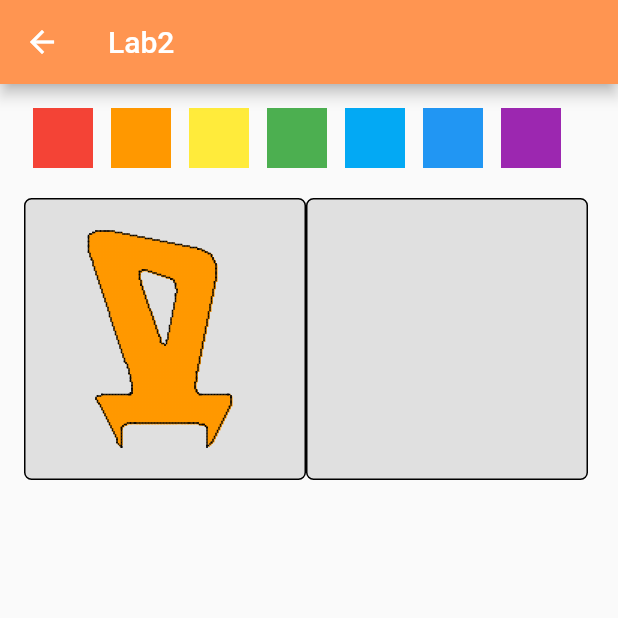
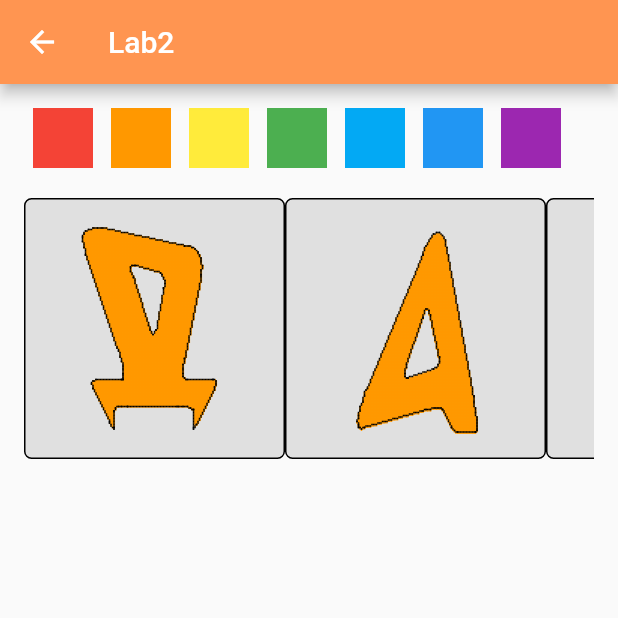
Before and after one commit to Grifon333/computer_graphics, a Flutter app: the Lab2Widget screen opened by its route, on a phone screen of 412 x 824 dp, the top half of it. Run offline on Flutter 3.47's test engine with Material 2 defaults, Android fonts, the phone set to English and light mode, and no system bars.

Commit message:
lab2: add some letters from alphabet

```diff
--- /dev/null
+++ b/lib/ui/elements/alphabet.dart
@@ -0,0 +1,107 @@
+import 'package:flutter/material.dart';
+import 'package:graphics/ui/elements/custom_symbol_painter.dart';
+
+class Alphabet {
+  CustomPainter d(Color color) {
+    List<Offset> outPoints = [
+      const Offset(0.2, 0.1),
+      const Offset(0.7, 0.2),
+      const Offset(0.6, 0.7),
+      const Offset(0.75, 0.7),
+      const Offset(0.65, 0.9),
+      const Offset(0.65, 0.8),
+      const Offset(0.35, 0.8),
+      const Offset(0.35, 0.9),
+      const Offset(0.25, 0.7),
+      const Offset(0.4, 0.7),
+    ];
+
+    List<Offset> innerPoints = [
+      const Offset(0.4, 0.25),
+      const Offset(0.55, 0.3),
+      const Offset(0.5, 0.55),
+    ];
+
+    return CustomSymbolPainter(
+      color: color,
+      outerPointsList: outPoints,
+      innerPointsList: innerPoints,
+      startColorFill: const Offset(0.3, 0.3),
+    );
+  }
+
+  CustomPainter a(Color color) {
+    List<Offset> outPoints = [
+      const Offset(0.6, 0.05),
+      const Offset(0.75, 0.9),
+      const Offset(0.65, 0.9),
+      const Offset(0.6, 0.8),
+      const Offset(0.25, 0.9),
+    ];
+
+    List<Offset> innerPoints = [
+      const Offset(0.55, 0.4),
+      const Offset(0.6, 0.65),
+      const Offset(0.45, 0.7),
+    ];
+
+    return CustomSymbolPainter(
+      color: color,
+      outerPointsList: outPoints,
+      innerPointsList: innerPoints,
+      startColorFill: const Offset(0.5, 0.7),
+    );
+  }
+
+  CustomPainter n(Color color) {
+    List<Offset> outPoints = [
+      const Offset(0.2, 0.1),
+      const Offset(0.4, 0.1),
+      const Offset(0.4, 0.35),
+      const Offset(0.6, 0.35),
+      const Offset(0.6, 0.1),
+      const Offset(0.8, 0.1),
+      const Offset(0.7, 0.9),
+      const Offset(0.6, 0.9),
+      const Offset(0.6, 0.5),
+      const Offset(0.4, 0.5),
+      const Offset(0.4, 0.9),
+      const Offset(0.3, 0.9),
+    ];
+
+    return CustomSymbolPainter(
+      color: color,
+      outerPointsList: outPoints,
+      // innerPointsList: innerPoints,
+      startColorFill: const Offset(0.3, 0.3),
+    );
+  }
+
+  CustomPainter ya(Color color) {
+    List<Offset> outPoints = [
+      const Offset(0.2, 0.1),
+      const Offset(0.75, 0.1),
+      const Offset(0.75, 0.9),
+      const Offset(0.6, 0.9),
+      const Offset(0.6, 0.65),
+      const Offset(0.45, 0.9),
+      const Offset(0.25, 0.9),
+      const Offset(0.45, 0.6),
+      const Offset(0.2, 0.4),
+    ];
+
+    List<Offset> innerPoints = [
+      const Offset(0.35, 0.2),
+      const Offset(0.6, 0.2),
+      const Offset(0.6, 0.55),
+      const Offset(0.35, 0.35),
+    ];
+
+    return CustomSymbolPainter(
+      color: color,
+      outerPointsList: outPoints,
+      innerPointsList: innerPoints,
+      startColorFill: const Offset(0.25, 0.25),
+    );
+  }
+}
--- /dev/null
+++ b/lib/ui/elements/custom_symbol_painter.dart
@@ -0,0 +1,239 @@
+import 'dart:collection';
+import 'dart:math';
+import 'dart:ui';
+
+import 'package:flutter/material.dart';
+
+class CustomSymbolPainter extends CustomPainter {
+  final Color color;
+  final List<Offset> outerPointsList;
+  final List<Offset>? innerPointsList;
+  final Offset startColorFill;
+  final List<Offset> _points = [];
+  final List<Offset> _pouring = [];
+  List<List<int>> _matrix = [];
+  Offset _start = const Offset(0, 0);
+
+  CustomSymbolPainter({
+    required this.color,
+    required this.outerPointsList,
+    this.innerPointsList,
+    required this.startColorFill,
+  });
+
+  @override
+  void paint(Canvas canvas, Size size) {
+    final paintBorder = Paint()
+      ..color = Colors.black
+      ..strokeWidth = 1;
+    final paintFill = Paint()
+      ..color = color
+      ..strokeWidth = 1;
+    int w = size.width.toInt();
+    int h = size.height.toInt();
+    List<Offset> points = [];
+    _matrix = List.generate(h, (_) => List.filled(w, 0));
+
+    // draw outline border
+    moveToStart(Offset(w * outerPointsList[0].dx, h * outerPointsList[0].dy));
+    for (int i = 1; i < outerPointsList.length; i++) {
+      points.add(Offset(w * outerPointsList[i].dx, h * outerPointsList[i].dy));
+    }
+    drawPolygon(points);
+    points.clear();
+
+    // draw inline border
+    if (innerPointsList != null) {
+      moveToStart(Offset(w * innerPointsList![0].dx, h * innerPointsList![0].dy));
+      for (int i = 1; i < innerPointsList!.length; i++) {
+        points.add(Offset(w * innerPointsList![i].dx, h * innerPointsList![i].dy));
+      }
+      drawPolygon(points);
+      points.clear();
+    }
+
+    // color fill
+    colorFill(Offset(startColorFill.dx * w, startColorFill.dy * h));
+
+    // showing
+    canvas.drawPoints(PointMode.points, _pouring, paintFill);
+    canvas.drawPoints(PointMode.points, _points, paintBorder);
+  }
+
+  @override
+  bool shouldRepaint(covariant CustomPainter oldDelegate) {
+    return true;
+  }
+
+  void colorFill(Offset start) {
+    final stack = Queue<Offset>();
+    stack.addLast(start);
+
+    while (stack.isNotEmpty) {
+      final p = stack.last;
+      stack.removeLast();
+      _matrix[p.dx.toInt()][p.dy.toInt()] = 1;
+
+      final pLeft = Offset(p.dx - 1, p.dy);
+      final pRight = Offset(p.dx + 1, p.dy);
+      final pTop = Offset(p.dx, p.dy - 1);
+      final pBottom = Offset(p.dx, p.dy + 1);
+      if (checkBorder(pLeft)) {
+        stack.addLast(pLeft);
+      } else {
+        _pouring.add(pLeft);
+      }
+      if (checkBorder(pRight)) {
+        stack.addLast(pRight);
+      } else {
+        _pouring.add(pRight);
+      }
+      if (checkBorder(pTop)) {
+        stack.addLast(pTop);
+      } else {
+        _pouring.add(pTop);
+      }
+      if (checkBorder(pBottom)) {
+        stack.addLast(pBottom);
+      } else {
+        _pouring.add(pBottom);
+      }
+      _pouring.add(Offset(p.dx, p.dy));
+    }
+  }
+
+  bool checkBorder(Offset point) {
+    int element = _matrix[point.dx.toInt()][point.dy.toInt()];
+    if (element == 0) {
+      return true;
+    } else {
+      return false;
+    }
+  }
+
+  void drawLine(Offset start, Offset end) {
+    int x1 = start.dx.toInt(), x2 = end.dx.toInt();
+    int y1 = start.dy.toInt(), y2 = end.dy.toInt();
+
+    int xErr = 0, yErr = 0;
+    int incX = 0, incY = 0;
+    int d = 0;
+    int dx = x2 - x1;
+    int dy = y2 - y1;
+
+    if (dx > 0) {
+      incX = 1;
+    } else if (dx == 0) {
+      incX = 0;
+    } else if (dx < 0) {
+      incX = -1;
+    }
+
+    if (dy > 0) {
+      incY = 1;
+    } else if (dy == 0) {
+      incY = 0;
+    } else if (dy < 0) {
+      incY = -1;
+    }
+
+    dx = module(dx);
+    dy = module(dy);
+
+    d = dx > dy ? dx : dy;
+
+    int x = x1;
+    int y = y1;
+    _points.add(Offset(x.toDouble(), y.toDouble()));
+    _matrix[x][y] = -1;
+
+    for (int i = 0; i < d; i++) {
+      xErr += dx;
+      yErr += dy;
+
+      if (xErr > d) {
+        xErr -= d;
+        x += incX;
+      }
+      if (yErr > d) {
+        yErr -= d;
+        y += incY;
+      }
+
+      _points.add(Offset(x.toDouble(), y.toDouble()));
+      _matrix[x][y] = -1;
+    }
+  }
+
+  void moveToStart(Offset pos) {
+    _start = pos;
+  }
+
+  void drawPolygon(List<Offset> points) {
+    Offset p1, p2, p3;
+
+    Offset startP = margin(points[0], _start);
+    Offset start = startP;
+    Offset end;
+    for (int i = 0; i < points.length; i++) {
+      end = margin(start, points[i]);
+      p1 = end;
+      p2 = Offset(points[i].dx, points[i].dy);
+      if (i < points.length - 1) {
+        p3 = margin(points[i + 1], points[i]);
+      } else {
+        p3 = margin(_start, points[i]);
+      }
+      drawBezier(p1, p2, p3);
+
+      drawLine(start, end);
+      start = p3;
+    }
+
+    end = margin(points[points.length - 1], _start);
+    p1 = end;
+    p2 = _start;
+    p3 = startP;
+    drawBezier(p1, p2, p3);
+    drawLine(start, end);
+  }
+
+  Offset margin(Offset start, Offset end) {
+    double k = 0.2;
+
+    return Offset(
+        end.dx + k * (start.dx - end.dx), end.dy + k * (start.dy - end.dy));
+  }
+
+  void drawBezier(Offset p1, Offset p2, Offset p3) {
+    double t = 0;
+    int x, y;
+    int x0 = p1.dx.toInt();
+    int y0 = p1.dy.toInt();
+    double step = max(max(p1.dx, p3.dx) - min(p1.dx, p3.dx),
+        max(p1.dy, p3.dy) - min(p1.dy, p3.dy));
+    step = 2 / step;
+
+    for (; t <= 1; t += step) {
+      x = ((1 - t) * (1 - t) * p1.dx + 2 * (1 - t) * t * p2.dx + t * t * p3.dx)
+          .toInt();
+      y = ((1 - t) * (1 - t) * p1.dy + 2 * (1 - t) * t * p2.dy + t * t * p3.dy)
+          .toInt();
+
+      // _points.add(Offset(x, y));
+      drawLine(Offset(x0.toDouble(), y0.toDouble()),
+          Offset(x.toDouble(), y.toDouble()));
+      x0 = x;
+      y0 = y;
+    }
+
+    int xL = p3.dx.toInt();
+    int yL = p3.dy.toInt();
+    drawLine(Offset(x0.toDouble(), y0.toDouble()),
+        Offset(xL.toDouble(), yL.toDouble()));
+  }
+
+  int module(int value) {
+    return value < 0 ? value * -1 : value;
+  }
+}
--- a/lib/ui/widgets/labs/lab2/lab2_widget.dart
+++ b/lib/ui/widgets/labs/lab2/lab2_widget.dart
@@ -1,9 +1,9 @@
 import 'dart:collection';
-import 'dart:math';
 import 'dart:ui';
 
 import 'package:flutter/material.dart';
 import 'package:graphics/Library/Widgets/Inherited/provider.dart';
+import 'package:graphics/ui/elements/alphabet.dart';
 import 'package:graphics/ui/widgets/labs/lab2/lab2_model.dart';
 
 class Lab2Widget extends StatelessWidget {
@@ -15,14 +15,10 @@ class Lab2Widget extends StatelessWidget {
       appBar: AppBar(
         title: const Text('Lab2'),
       ),
-        body:
-            // const Center(
-            //     child:
-            const Padding(
+      body: const Padding(
         padding: EdgeInsets.all(16.0),
         child: _BodyWidget(),
-        )
-        // ),
+      ),
     );
   }
 }
@@ -35,23 +31,93 @@ class _BodyWidget extends StatelessWidget {
     final model = NotifierProvider.watch<Lab2Model>(context);
     if (model == null) return const SizedBox.shrink();
 
-    double size = MediaQuery.of(context).size.width / 2 - 18;
+    // double size = MediaQuery.of(context).size.width / 2 - 18;
+    int size = MediaQuery.of(context).orientation == Orientation.landscape
+        ? (MediaQuery.of(context).size.height / 2 - 32).toInt()
+        : (MediaQuery.of(context).size.width / 2 - 32).toInt();
     return Column(
       children: [
         const _ChangeColorWidget(),
         const SizedBox(height: 20),
-        Row(
-          mainAxisAlignment: MainAxisAlignment.start,
+        SizedBox(
+          height: size.toDouble(),
+          child: ListView(
+            scrollDirection: Axis.horizontal,
             children: [
               _ShowElementWidget(
                 size: size,
-              painter: _SymbolPainter(color: model.color),
+                painter: Alphabet().d(model.color),
               ),
               _ShowElementWidget(
                 size: size,
-              painter: _NumberPainter(color: model.color),
+                painter: Alphabet().a(model.color),
               ),
+              _ShowElementWidget(
+                size: size,
+                painter: Alphabet().n(model.color),
+              ),
+              _ShowElementWidget(
+                size: size,
+                painter: Alphabet().ya(model.color),
+              ),
+
+              // Container(
+              //   child: FittedBox(
+              //     fit: BoxFit.fitWidth,
+              //     child: ClipRect(
+              //       clipper: _MyClipper(),
+              //       child: _ShowElementWidget(
+              //         size: size,
+              //         painter: Alphabet().d(model.color),
+              //       ),
+              //     ),
+              //   ),
+              // ),
+
+              // Container( // just a parent
+              //   child: Align( // important
+              //     alignment: Alignment.center,
+              //     child: SizedBox(
+              //       width: 100,  // final width of cropped portion
+              //       height: 100,  // final height of cropped portion
+              //       child: ClipRect(
+              //         clipper: _MyClipper(),// this is a custom clipper i made of type CustomClipper<Rect>
+              //         child: _ShowElementWidget(
+              //           size: size,
+              //           painter: Alphabet().a(model.color),
+              //         ),
+              //       ),
+              //     ),
+              //   ),
+              // )
+
+              // Crop(
+              //   controller: controller,
+              //   child: _ShowElementWidget(
+              //     size: size,
+              //     painter: Alphabet().d(model.color),
+              //   ),
+              //   shape: BoxShape.rectangle,
+              // ),
+
+              // _ShowElementWidget(
+              //   size: size,
+              //   painter: Alphabet().a(model.color),
+              // ),
+              // _ShowElementWidget(
+              //   size: size,
+              //   painter: Alphabet().n(model.color),
+              // ),
+              // _ShowElementWidget(
+              //   size: size,
+              //   painter: Alphabet().ya(model.color),
+              // ),
+              // _ShowElementWidget(
+              //   size: size,
+              //   painter: _NumberPainter(color: model.color),
+              // ),
             ],
+          ),
         ),
       ],
     );
@@ -59,7 +125,7 @@ class _BodyWidget extends StatelessWidget {
 }
 
 class _ShowElementWidget extends StatelessWidget {
-  final double size;
+  final int size;
   final CustomPainter painter;
 
   const _ShowElementWidget({
@@ -76,8 +142,8 @@ class _ShowElementWidget extends StatelessWidget {
           borderRadius: const BorderRadius.all(Radius.circular(5)),
           color: Colors.grey[300]),
       child: SizedBox(
-        width: size,
-        height: size,
+        width: size.toDouble(),
+        height: size.toDouble(),
         child: CustomPaint(
           painter: painter,
         ),
@@ -113,237 +179,6 @@ class _ChangeColorWidget extends StatelessWidget {
         },
       ),
     );
-  }
-}
-
-class _SymbolPainter extends CustomPainter {
-  final Color color;
-  final List<Offset> _points = [];
-  final List<Offset> _pouring = [];
-  List<List<int>> _matrix = [];
-  Offset _start = const Offset(0, 0);
-
-  _SymbolPainter({required this.color});
-
-  @override
-  void paint(Canvas canvas, Size size) {
-    final paintBorder = Paint()
-      ..color = Colors.black
-      ..strokeWidth = 1;
-    final paintFill = Paint()
-      ..color = color
-      ..strokeWidth = 1;
-    int w = size.width.toInt();
-    int h = size.height.toInt();
-    List<Offset> points = [];
-    _matrix = List.generate(h, (_) => List.filled(w, 0));
-
-    // draw outline border
-    moveToStart(Offset(w * 0.2, h * 0.1));
-    points
-      ..add(Offset(w * 0.7, h * 0.2))
-      ..add(Offset(w * 0.6, h * 0.7))
-      ..add(Offset(w * 0.75, h * 0.7))
-      ..add(Offset(w * 0.65, h * 0.9))
-      ..add(Offset(w * 0.65, h * 0.8))
-      ..add(Offset(w * 0.35, h * 0.8))
-      ..add(Offset(w * 0.35, h * 0.9))
-      ..add(Offset(w * 0.25, h * 0.7))
-      ..add(Offset(w * 0.4, h * 0.7));
-    drawPolygon(points);
-    points.clear();
-
-    // draw inline border
-    moveToStart(Offset(w * 0.4, h * 0.25));
-    points
-      ..add(Offset(w * 0.55, h * 0.3))
-      ..add(Offset(w * 0.5, h * 0.55));
-    drawPolygon(points);
-    points.clear();
-
-    // color fill
-    colorFill(Offset(0.3 * w, 0.3 * h));
-
-    // showing
-    canvas.drawPoints(PointMode.points, _pouring, paintFill);
-    canvas.drawPoints(PointMode.points, _points, paintBorder);
-  }
-
-  @override
-  bool shouldRepaint(covariant CustomPainter oldDelegate) {
-    return true;
-  }
-
-  void colorFill(Offset start) {
-    final stack = Queue<Offset>();
-    stack.addLast(start);
-
-    while (stack.isNotEmpty) {
-      final p = stack.last;
-      stack.removeLast();
-      _matrix[p.dx.toInt()][p.dy.toInt()] = 1;
-
-      final pLeft = Offset(p.dx - 1, p.dy);
-      final pRight = Offset(p.dx + 1, p.dy);
-      final pTop = Offset(p.dx, p.dy - 1);
-      final pBottom = Offset(p.dx, p.dy + 1);
-      if (checkBorder(pLeft)) {
-        stack.addLast(pLeft);
-      } else {
-        _pouring.add(pLeft);
-      }
-      if (checkBorder(pRight)) {
-        stack.addLast(pRight);
-      } else {
-        _pouring.add(pRight);
-      }
-      if (checkBorder(pTop)) {
-        stack.addLast(pTop);
-      } else {
-        _pouring.add(pTop);
-      }
-      if (checkBorder(pBottom)) {
-        stack.addLast(pBottom);
-      } else {
-        _pouring.add(pBottom);
-      }
-      _pouring.add(Offset(p.dx, p.dy));
-    }
-  }
-
-  bool checkBorder(Offset point) {
-    int element = _matrix[point.dx.toInt()][point.dy.toInt()];
-    if (element == 0) {
-      return true;
-    } else {
-      return false;
-    }
-  }
-
-  void drawLine(Offset start, Offset end) {
-    int x1 = start.dx.toInt(), x2 = end.dx.toInt();
-    int y1 = start.dy.toInt(), y2 = end.dy.toInt();
-
-    int xErr = 0, yErr = 0;
-    int incX = 0, incY = 0;
-    int d = 0;
-    int dx = x2 - x1;
-    int dy = y2 - y1;
-
-    if (dx > 0) {
-      incX = 1;
-    } else if (dx == 0) {
-      incX = 0;
-    } else if (dx < 0) {
-      incX = -1;
-    }
-
-    if (dy > 0) {
-      incY = 1;
-    } else if (dy == 0) {
-      incY = 0;
-    } else if (dy < 0) {
-      incY = -1;
-    }
-
-    dx = module(dx);
-    dy = module(dy);
-
-    d = dx > dy ? dx : dy;
-
-    int x = x1;
-    int y = y1;
-    _points.add(Offset(x.toDouble(), y.toDouble()));
-    _matrix[x][y] = -1;
-
-    for (int i = 0; i < d; i++) {
-      xErr += dx;
-      yErr += dy;
-
-      if (xErr > d) {
-        xErr -= d;
-        x += incX;
-      }
-      if (yErr > d) {
-        yErr -= d;
-        y += incY;
-      }
-
-      _points.add(Offset(x.toDouble(), y.toDouble()));
-      _matrix[x][y] = -1;
-    }
-  }
-
-  void moveToStart(Offset pos) {
-    _start = pos;
-  }
-
-  void drawPolygon(List<Offset> points) {
-    Offset p1, p2, p3;
-
-    Offset startP = margin(points[0], _start);
-    Offset start = startP;
-    Offset end;
-    for (int i = 0; i < points.length; i++) {
-      end = margin(start, points[i]);
-      p1 = end;
-      p2 = Offset(points[i].dx, points[i].dy);
-      if (i < points.length - 1) {
-        p3 = margin(points[i + 1], points[i]);
-      } else {
-        p3 = margin(_start, points[i]);
-      }
-      drawBezier(p1, p2, p3);
-
-      drawLine(start, end);
-      start = p3;
-    }
-
-    end = margin(points[points.length - 1], _start);
-    p1 = end;
-    p2 = _start;
-    p3 = startP;
-    drawBezier(p1, p2, p3);
-    drawLine(start, end);
-  }
-
-  Offset margin(Offset start, Offset end) {
-    double k = 0.2;
-
-    return Offset(
-        end.dx + k * (start.dx - end.dx), end.dy + k * (start.dy - end.dy));
-  }
-
-  void drawBezier(Offset p1, Offset p2, Offset p3) {
-    double t = 0;
-    int x, y;
-    int x0 = p1.dx.toInt();
-    int y0 = p1.dy.toInt();
-    double step = max(max(p1.dx, p3.dx) - min(p1.dx, p3.dx),
-        max(p1.dy, p3.dy) - min(p1.dy, p3.dy));
-    step = 2 / step;
-
-    for (; t <= 1; t += step) {
-      x = ((1 - t) * (1 - t) * p1.dx + 2 * (1 - t) * t * p2.dx + t * t * p3.dx)
-          .toInt();
-      y = ((1 - t) * (1 - t) * p1.dy + 2 * (1 - t) * t * p2.dy + t * t * p3.dy)
-          .toInt();
-
-      // _points.add(Offset(x, y));
-      drawLine(Offset(x0.toDouble(), y0.toDouble()),
-          Offset(x.toDouble(), y.toDouble()));
-      x0 = x;
-      y0 = y;
-    }
-
-    int xL = p3.dx.toInt();
-    int yL = p3.dy.toInt();
-    drawLine(Offset(x0.toDouble(), y0.toDouble()),
-        Offset(xL.toDouble(), yL.toDouble()));
-  }
-
-  int module(int value) {
-    return value < 0 ? value * -1 : value;
   }
 }
 
@@ -479,8 +314,8 @@ class _NumberPainter extends CustomPainter {
 class _MyClipper extends CustomClipper<Rect> {
   @override
   Rect getClip(Size size) {
-    return Rect.fromLTWH(0.2 * size.width, 0.1 * size.height, 0.55 * size.width,
-        0.8 * size.height);
+    return Rect.fromLTRB(0.2 * size.width, 0.1 * size.height, 0.8 * size.width,
+        0.9 * size.height);
   }
 
   @override
--- a/pubspec.yaml
+++ b/pubspec.yaml
@@ -29,7 +29,7 @@ environment:
 dependencies:
   flutter:
     sdk: flutter
-
+  crop: ^0.5.2
 
   # The following adds the Cupertino Icons font to your application.
   # Use with the CupertinoIcons class for iOS style icons.
```
Also changed, not shown: pubspec.lock. Lines whose indentation alone changed are shown as unchanged.
